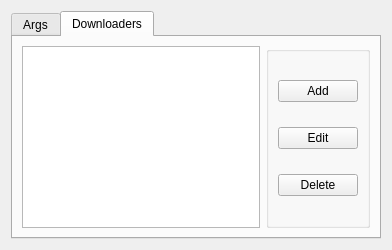
Old version of the form prefdownloaderswidget.ui in the repository Alir3z4/yoDownet.
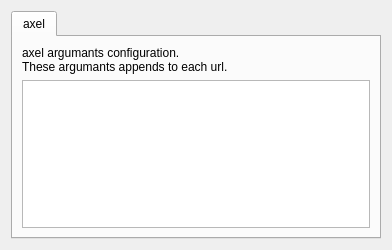
New version of the form. The open tabs and pages were chosen to show the change.

Commit message: Redesign PrefDownloadersWidget UI to handle axel argumants

```diff
--- a/prefdownloaderswidget.ui
+++ b/prefdownloaderswidget.ui
@@ -21,116 +21,19 @@
      </property>
      <widget class="QWidget" name="argsTab">
       <attribute name="title">
-       <string>Args</string>
+       <string>axel</string>
       </attribute>
       <layout class="QGridLayout" name="gridLayout_6">
        <item row="0" column="0">
         <widget class="QLabel" name="downloaderNameLabel">
          <property name="text">
-          <string>Downloader</string>
+          <string>axel argumants configuration.
+These argumants appends to each url.</string>
          </property>
         </widget>
        </item>
-       <item row="0" column="1">
-        <widget class="QComboBox" name="downloaderComboBox"/>
-       </item>
-       <item row="1" column="0" colspan="2">
-        <layout class="QHBoxLayout" name="argTableButtonsHLayout">
-         <item>
-          <widget class="QTableView" name="argTable"/>
-         </item>
-         <item>
-          <widget class="QGroupBox" name="argButtonsGroupBox">
-           <property name="title">
-            <string/>
-           </property>
-           <layout class="QGridLayout" name="gridLayout_5">
-            <item row="0" column="0">
-             <widget class="QPushButton" name="addArgButton">
-              <property name="text">
-               <string>Add</string>
-              </property>
-             </widget>
-            </item>
-            <item row="1" column="0">
-             <widget class="QPushButton" name="editArgButton">
-              <property name="text">
-               <string>Edit</string>
-              </property>
-             </widget>
-            </item>
-            <item row="2" column="0">
-             <widget class="QPushButton" name="deleteArgButton">
-              <property name="text">
-               <string>Delete</string>
-              </property>
-             </widget>
-            </item>
-           </layout>
-          </widget>
-         </item>
-        </layout>
-       </item>
-      </layout>
-     </widget>
-     <widget class="QWidget" name="downloadersTab">
-      <attribute name="title">
-       <string>Downloaders</string>
-      </attribute>
-      <layout class="QGridLayout" name="gridLayout_3">
-       <item row="0" column="0">
-        <spacer name="DownloaderVSpacer">
-         <property name="orientation">
-          <enum>Qt::Vertical</enum>
-         </property>
-         <property name="sizeHint" stdset="0">
-          <size>
-           <width>20</width>
-           <height>10</height>
-          </size>
-         </property>
-        </spacer>
-       </item>
        <item row="1" column="0">
-        <layout class="QHBoxLayout" name="downloaderTableButtonsHLayout">
-         <item>
-          <widget class="QTableView" name="downloadersTable"/>
-         </item>
-         <item>
-          <widget class="QGroupBox" name="downloaderButtonsGroupBox">
-           <property name="title">
-            <string/>
-           </property>
-           <layout class="QGridLayout" name="gridLayout_2">
-            <item row="0" column="0">
-             <widget class="QPushButton" name="addDownloaderButton">
-              <property name="text">
-               <string>Add</string>
-              </property>
-             </widget>
-            </item>
-            <item row="1" column="0">
-             <widget class="QPushButton" name="editDownloaderButton">
-              <property name="text">
-               <string>Edit</string>
-              </property>
-             </widget>
-            </item>
-            <item row="2" column="0">
-             <widget class="QPushButton" name="deleteDownloaderButton">
-              <property name="text">
-               <string>Delete</string>
-              </property>
-             </widget>
-            </item>
-           </layout>
-           <zorder>editDownloaderButton</zorder>
-           <zorder>addDownloaderButton</zorder>
-           <zorder>deleteDownloaderButton</zorder>
-           <zorder>downloadersTable</zorder>
-          </widget>
-         </item>
-        </layout>
+        <widget class="QTableView" name="argTable"/>
        </item>
       </layout>
      </widget>
```
Left out of the diff: 6 changed lines with no effect on the pictures.
